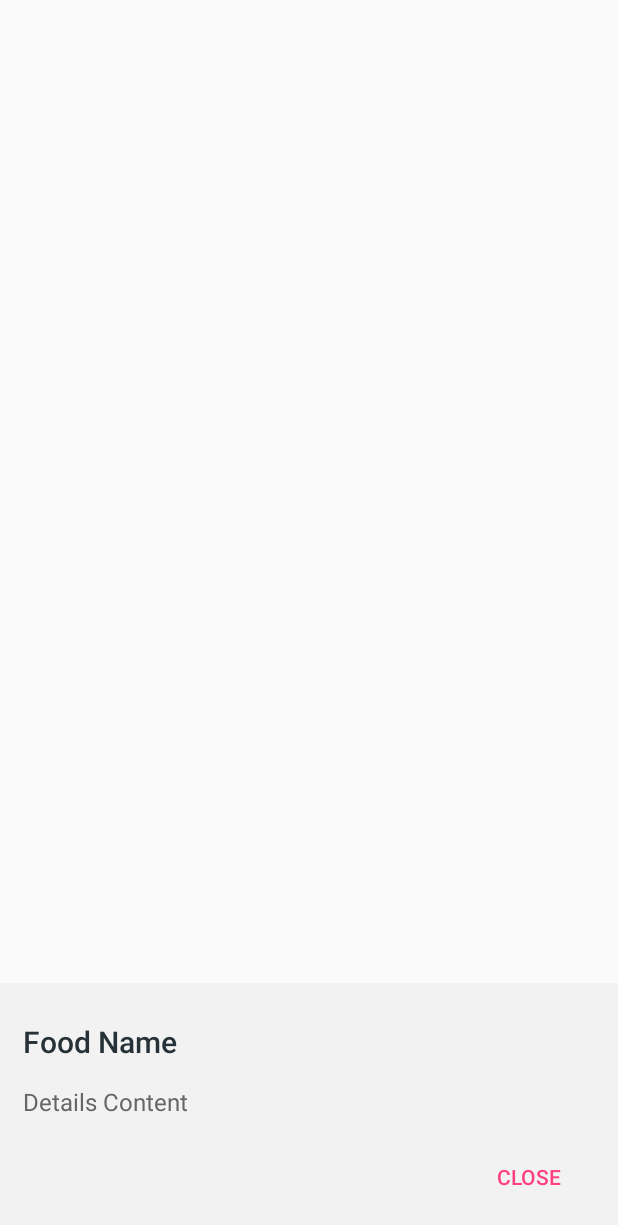
After one commit to CryceTruly/Nutritius, an Android app: the layout sheet_basic.xml on its own in the app's theme, with its tools: preview values and no code run, on a phone screen of 412 x 824 dp. The commit adds this screen. Shown: the top 1225 px of the screen. Run offline under Robolectric (Android 15) with nearby library versions, the light colour scheme and no system bars.

Commit message:
inflate details bottom sheet

```diff
--- a/app/src/main/AndroidManifest.xml
+++ b/app/src/main/AndroidManifest.xml
@@ -1,6 +1,7 @@
 <?xml version="1.0" encoding="utf-8"?>
 <manifest xmlns:android="http://schemas.android.com/apk/res/android"
     xmlns:dist="http://schemas.android.com/apk/distribution"
+    xmlns:tools="http://schemas.android.com/tools"
     package="com.happy.nutritius">
 
     <dist:module dist:instant="true" />
@@ -15,7 +16,8 @@
         android:networkSecurityConfig="@xml/network_security_config"
         android:roundIcon="@mipmap/ic_launcher_round"
         android:supportsRtl="true"
-        android:theme="@style/AppTheme">
+        android:theme="@style/AppTheme"
+        tools:ignore="GoogleAppIndexingWarning">
         <activity android:name=".activities.FoodDetailActivity"></activity>
         <activity
             android:name=".activities.MainActivity"
--- a/app/src/main/java/com/happy/nutritius/activities/MainActivity.java
+++ b/app/src/main/java/com/happy/nutritius/activities/MainActivity.java
@@ -117,6 +117,6 @@ public class MainActivity extends AppCompatActivity
         main=findViewById(R.id.main);
         if(!SharedPrefManager.isLoggedIn(mContext))
             startActivity(new Intent(mContext,LoginActivity.class));
-        finish();
+
     }
 }
--- /dev/null
+++ b/app/src/main/res/layout/sheet_basic.xml
@@ -0,0 +1,46 @@
+<?xml version="1.0" encoding="utf-8"?>
+<LinearLayout xmlns:android="http://schemas.android.com/apk/res/android"
+    android:layout_width="match_parent"
+    android:layout_height="wrap_content"
+    android:layout_gravity="bottom"
+    android:background="@color/grey_5"
+    android:orientation="vertical"
+    android:padding="@dimen/spacing_large">
+
+    <TextView
+        android:id="@+id/name"
+        android:layout_width="wrap_content"
+        android:layout_height="match_parent"
+        android:layout_marginBottom="@dimen/spacing_middle"
+        android:layout_marginTop="@dimen/spacing_middle"
+        android:text="Food Name"
+        android:textAppearance="@style/TextAppearance.AppCompat.Title"
+        android:textColor="@color/grey_90" />
+
+    <TextView
+        android:id="@+id/reason"
+        android:layout_width="wrap_content"
+        android:layout_height="match_parent"
+        android:layout_marginTop="@dimen/spacing_medium"
+        android:text="Details Content"
+        android:textAppearance="@style/TextAppearance.AppCompat.Subhead"
+        android:textColor="@color/grey_60" />
+
+    <LinearLayout
+        android:layout_width="match_parent"
+        android:layout_height="wrap_content"
+        android:layout_marginTop="@dimen/spacing_large"
+        android:gravity="right"
+        android:orientation="horizontal">
+
+        <Button
+            android:id="@+id/bt_close"
+            style="@style/Base.Widget.AppCompat.Button.Borderless.Colored"
+            android:layout_width="wrap_content"
+            android:layout_height="wrap_content"
+            android:text="CLOSE" />
+
+
+    </LinearLayout>
+
+</LinearLayout>
```
Also changed, not shown: app/src/main/java/com/happy/nutritius/adapters/FoodsToAvoidHolder.java (added, +93 -0 lines), app/src/main/java/com/happy/nutritius/fragments/FoodsToAvoidFragment.java (+54 -3 lines), app/src/main/java/com/happy/nutritius/model/Food.java (+8 -0 lines), app/src/main/res/layout/fragment_foods.xml (+9 -2 lines), 2 other files.
